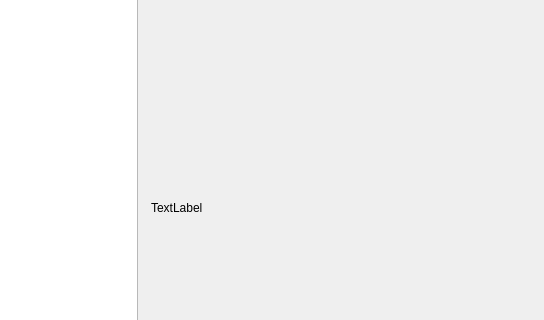
Above: scholarlogviewer.ui from fashion1840/ScholarLogViewer before the change; both pictures show x 776 to 1320 and y 202 to 522 of the 1320 by 768 pixel window. Below: the same form after it.
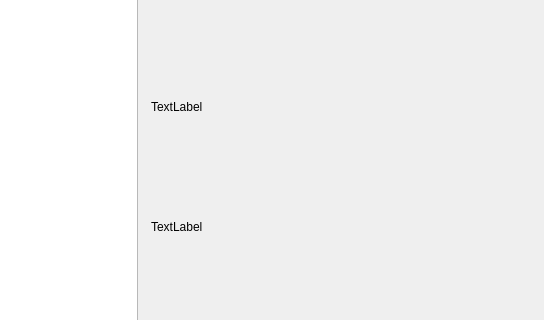
That is the form after the change. Icons and pictures are not drawn.

Commit message: 优化使用的方式

The edit to the form file:
```diff
--- a/scholarlogviewer.ui
+++ b/scholarlogviewer.ui
@@ -427,7 +427,7 @@
        </property>
        <layout class="QVBoxLayout" name="verticalLayout">
         <property name="spacing">
-         <number>4</number>
+         <number>6</number>
         </property>
         <property name="leftMargin">
          <number>8</number>
@@ -441,6 +441,35 @@
         <property name="bottomMargin">
          <number>5</number>
         </property>
+        <item>
+         <spacer name="verticalSpacer_2">
+          <property name="orientation">
+           <enum>Qt::Vertical</enum>
+          </property>
+          <property name="sizeHint" stdset="0">
+           <size>
+            <width>20</width>
+            <height>40</height>
+           </size>
+          </property>
+         </spacer>
+        </item>
+        <item>
+         <widget class="QLabel" name="labFuncName">
+          <property name="minimumSize">
+           <size>
+            <width>0</width>
+            <height>35</height>
+           </size>
+          </property>
+          <property name="text">
+           <string>TextLabel</string>
+          </property>
+          <property name="wordWrap">
+           <bool>true</bool>
+          </property>
+         </widget>
+        </item>
         <item>
          <widget class="QLabel" name="itemContent">
           <property name="sizePolicy">
@@ -463,6 +492,19 @@
           </property>
          </widget>
         </item>
+        <item>
+         <spacer name="verticalSpacer_3">
+          <property name="orientation">
+           <enum>Qt::Vertical</enum>
+          </property>
+          <property name="sizeHint" stdset="0">
+           <size>
+            <width>20</width>
+            <height>40</height>
+           </size>
+          </property>
+         </spacer>
+        </item>
         <item>
          <layout class="QHBoxLayout" name="horizontalLayout_4">
           <property name="spacing">
```
The commit also changes 2 other files.
